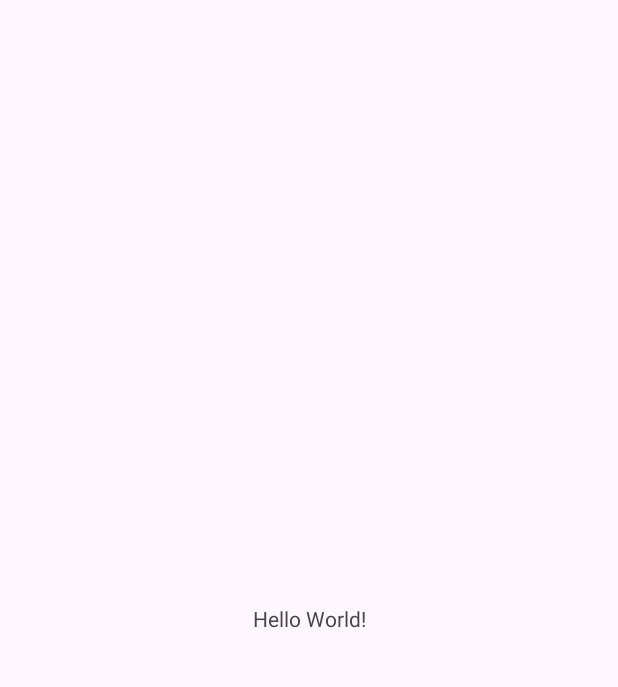
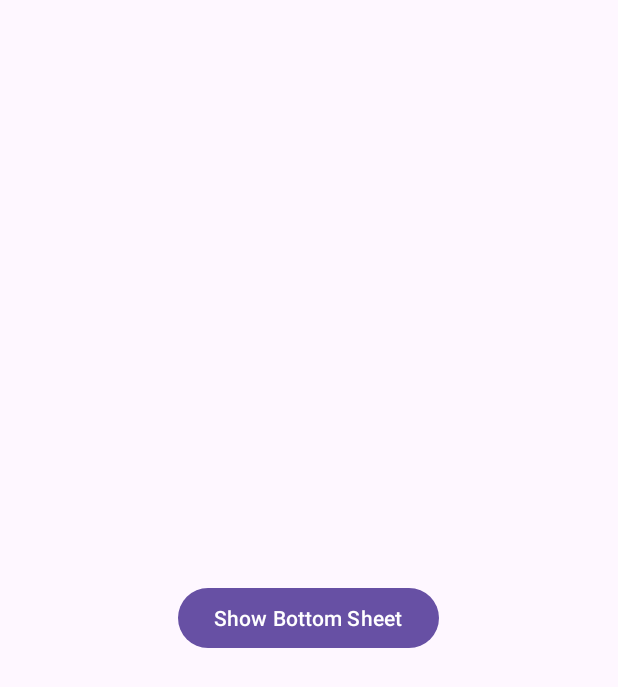
Before and after one commit to lckmnzans/example-BottomSheet, an Android app: the screen it shows after launch (MainActivity), on a phone screen of 412 x 824 dp. Before the commit the part shown is almost empty. Shown: the top 687 px of the screen. Run offline under Robolectric (Android 15) with nearby library versions, the phone set to English and light mode, and no system bars.

Commit message:
create bottom sheet layout

```diff
--- a/app/src/main/res/layout/activity_main.xml
+++ b/app/src/main/res/layout/activity_main.xml
@@ -1,18 +1,17 @@
 <?xml version="1.0" encoding="utf-8"?>
-<androidx.constraintlayout.widget.ConstraintLayout xmlns:android="http://schemas.android.com/apk/res/android"
+<RelativeLayout xmlns:android="http://schemas.android.com/apk/res/android"
     xmlns:app="http://schemas.android.com/apk/res-auto"
     xmlns:tools="http://schemas.android.com/tools"
     android:layout_width="match_parent"
     android:layout_height="match_parent"
     tools:context=".MainActivity">
 
-    <TextView
+    <Button
+        android:id="@+id/btn_show_bottom_sheet"
         android:layout_width="wrap_content"
         android:layout_height="wrap_content"
-        android:text="Hello World!"
-        app:layout_constraintBottom_toBottomOf="parent"
-        app:layout_constraintEnd_toEndOf="parent"
-        app:layout_constraintStart_toStartOf="parent"
-        app:layout_constraintTop_toTopOf="parent" />
+        android:layout_centerInParent="true"
+        android:text="@string/show_bottom"
+        android:textAllCaps="false" />
 
-</androidx.constraintlayout.widget.ConstraintLayout>
+</RelativeLayout>
--- a/app/src/main/res/values/strings.xml
+++ b/app/src/main/res/values/strings.xml
@@ -1,3 +1,8 @@
 <resources>
     <string name="app_name">BottomSheet</string>
+    <string name="show_bottom">Show Bottom Sheet</string>
+    <string name="course_name">DSA Self Paced Course</string>
+    <string name="course_track">Course Tracks : 30</string>
+    <string name="course_duration">Course Duration : 4 Months</string>
+    <string name="dismiss">Dismiss dialog</string>
 </resources>
```
Also changed, not shown: app/src/main/res/layout/bottom_sheet_dialog.xml (added, +62 -0 lines).
